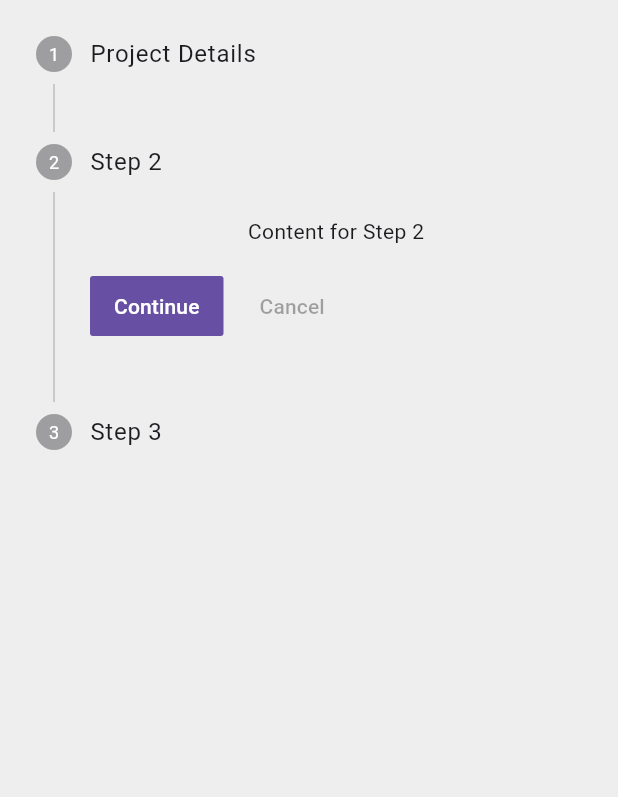
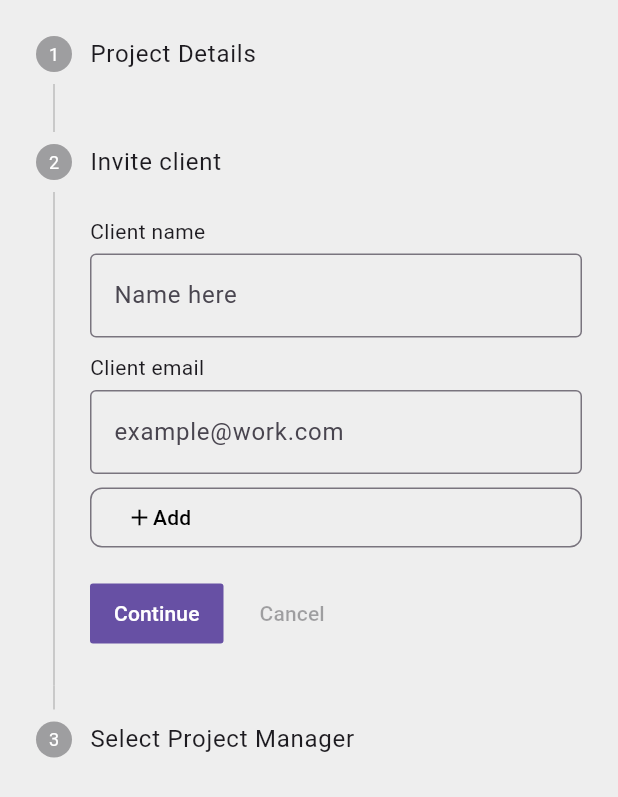
Before and after one commit to AtanuPanja/project3_customer_success_platform, a Flutter app: the NewProjectStepper screen opened directly, after a tap on "Continue", on a phone screen of 412 x 824 dp. Shown: the top 797 px of the screen. Run offline on Flutter 3.47's test engine with Material 3 defaults, Android fonts, the light colour scheme and no system bars.

Commit message:
Added dropdown button
Learned about dropdown button, and implemented
it into the multi-step form.

Removed the list of steps, and put the step
elements directly into the Stepper, to enable
access of state variable, in the dropdown

Added step 2 details, in the form

```diff
--- a/lib/main.dart
+++ b/lib/main.dart
@@ -33,7 +33,7 @@ class MainApp extends StatelessWidget {
         ),
       ),
       debugShowCheckedModeBanner: false,
-      home: HomeScreen(),
+      home: const HomeScreen(),
     );
   }
 }
--- a/lib/widgets/new_project_stepper.dart
+++ b/lib/widgets/new_project_stepper.dart
@@ -9,14 +9,42 @@ class NewProjectStepper extends StatefulWidget {
 
 class _NewProjectStepperState extends State<NewProjectStepper> {
   int currentStep = 0;
-  List<Step> steps = [
+
+  String selectedOptionFromDropdown = 'Project Manager One';
+
+  List<String> listOfProjectManagers = [
+    'Project Manager One',
+    'Project Manager Two',
+    'Project Manager Three',
+    'Project Manager Four',
+  ];
+
+  // there are three steps
+
+  @override
+  Widget build(BuildContext context) {
+    return Scaffold(
+      body: Container(
+        child: Stepper(
+          currentStep: currentStep,
+          onStepContinue: () {
+            setState(() {
+              // since there are three steps, steps.length replaced with 3
+              if (currentStep < 3 - 1) {
+                currentStep += 1;
+              } else {}
+            });
+          },
+          steps: [
             Step(
               title: Text('Project Details'),
               content: Column(
                 crossAxisAlignment: CrossAxisAlignment.start,
                 children: [
-          Text('Project name'),
-          SizedBox(height: 5,),
+                  Text('Project name *'),
+                  SizedBox(
+                    height: 5,
+                  ),
                   TextFormField(
                     decoration: InputDecoration(
                       border: OutlineInputBorder(
@@ -34,30 +62,92 @@ class _NewProjectStepperState extends State<NewProjectStepper> {
               ),
             ),
             Step(
-      title: Text('Step 2'),
-      content: Text('Content for Step 2'),
+              title: Text('Invite client'),
+              content: Column(
+                crossAxisAlignment: CrossAxisAlignment.start,
+                children: [
+                  Text('Client name'),
+                  SizedBox(
+                    height: 5,
+                  ),
+                  TextFormField(
+                    decoration: InputDecoration(
+                      border: OutlineInputBorder(
+                        borderSide: BorderSide(
+                          color: Colors.grey.shade700,
+                        ),
+                      ),
+                      focusedBorder: OutlineInputBorder(
+                        borderSide: BorderSide(),
+                      ),
+                      hintText: 'Name here',
+                    ),
+                  ),
+                  SizedBox(
+                    height: 10,
+                  ),
+                  Text('Client email'),
+                  SizedBox(
+                    height: 5,
+                  ),
+                  TextFormField(
+                    decoration: InputDecoration(
+                      border: OutlineInputBorder(
+                        borderSide: BorderSide(
+                          color: Colors.grey.shade700,
+                        ),
+                      ),
+                      focusedBorder: OutlineInputBorder(
+                        borderSide: BorderSide(),
+                      ),
+                      hintText: 'example@work.com',
+                    ),
+                  ),
+                  SizedBox(
+                    height: 5,
+                  ),
+                  OutlinedButton(
+                    style: ButtonStyle(
+                      shape: MaterialStateProperty.all(
+                        RoundedRectangleBorder(
+                          borderRadius: BorderRadius.circular(8.0),
+                        ),
+                      ),
+                      foregroundColor: MaterialStateProperty.all(Colors.black),
+                      overlayColor: MaterialStateProperty.all(
+                          Color.fromARGB(45, 0, 113, 234)),
+                    ),
+                    child: Row(
+                      children: [
+                        Icon(Icons.add),
+                        Text('Add'),
+                      ],
+                    ),
+                    onPressed: () {},
+                  ),
+                ],
+              ),
             ),
             Step(
-      title: Text('Step 3'),
-      content: Text('Content for Step 3'),
-    ),
-  ];
-
-  @override
-  Widget build(BuildContext context) {
-    return Scaffold(
-      body: Container(
-        child: Stepper(
-          currentStep: currentStep,
-            onStepContinue: () {
+              title: Text('Select Project Manager'),
+              content: DropdownButton(
+                icon: Icon(Icons.keyboard_arrow_down_outlined,),
+                isExpanded: true,
+                value: selectedOptionFromDropdown,
+                onChanged: (value) {
                   setState(() {
-                if (currentStep < steps.length - 1) {
-                  currentStep += 1;
-                } else {
-                }
+                    selectedOptionFromDropdown = value ?? 'Project Manager One';
                   });
                 },
-            steps: steps,
+                items: listOfProjectManagers.map<DropdownMenuItem<String>> ((String value) {
+                  return DropdownMenuItem(
+                    value: value,
+                    child: Text(value),
+                  );
+                }).toList(),
+              ),
+            ),
+          ],
         ),
       ),
     );
```
Lines whose indentation alone changed are shown as unchanged.
